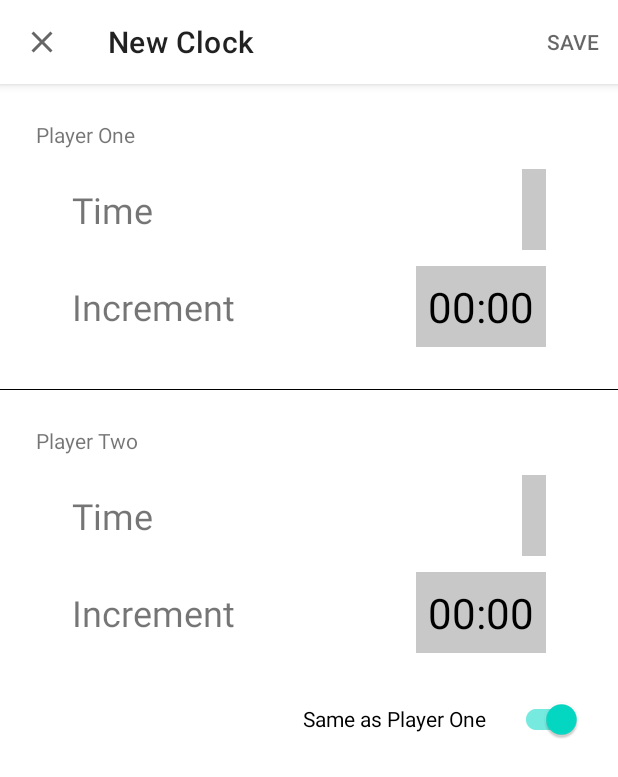
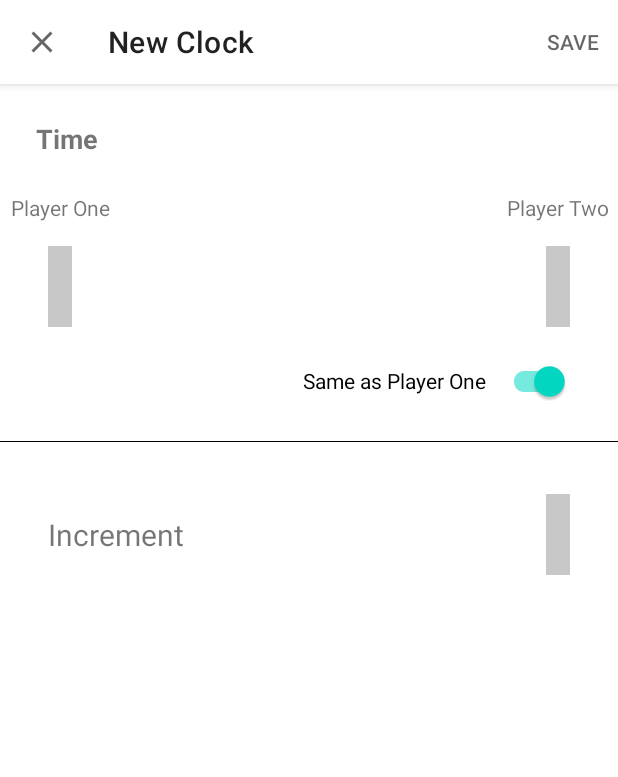
Before and after one commit to olariagamartin/Chess-Clock, an Android app: the CreateEditClockFragment screen opened through its navigation route, on a phone screen of 412 x 824 dp. Shown: the top 777 px of the screen. Run offline under Robolectric (Android 15) with nearby library versions, the phone set to English and light mode, and no system bars; our stand-ins replace Room's generated code; 5 statements that could not run were skipped.

Commit message:
Add/Edit layout design changed. Both player will have the same increment time

```diff
--- a/app/src/main/java/com/themarto/chessclock/create_edit_clock/CreateEditClockFragment.kt
+++ b/app/src/main/java/com/themarto/chessclock/create_edit_clock/CreateEditClockFragment.kt
@@ -36,11 +36,11 @@ class CreateEditClockFragment : Fragment() {
 
         // OBSERVERS
         viewModel.firstPlayerTime.observe(viewLifecycleOwner) {
-            binding.playerOne.time.text = it
+            binding.playerOneTime.text = it
         }
 
         viewModel.secondPlayerTime.observe(viewLifecycleOwner) {
-            binding.playerTwo.time.text = it
+            binding.playerTwoTime.text = it
         }
 
         viewModel.closeFragment.observe(viewLifecycleOwner) {
@@ -67,7 +67,7 @@ class CreateEditClockFragment : Fragment() {
             }
         })
 
-        binding.playerOne.time.setOnClickListener {
+        binding.playerOneTime.setOnClickListener {
             val timePicker = MyTimePicker()
             timePicker.maxValueHour = 10
             timePicker.setOnTimeSetOption("Ok") { h,m,s ->
@@ -77,7 +77,7 @@ class CreateEditClockFragment : Fragment() {
             timePicker.show(parentFragmentManager, "time_picker")
         }
 
-        binding.playerTwo.time.setOnClickListener {
+        binding.playerTwoTime.setOnClickListener {
             val timePicker = MyTimePicker()
             timePicker.maxValueHour = 10
             timePicker.setOnTimeSetOption("Ok") { h,m,s ->
@@ -87,31 +87,18 @@ class CreateEditClockFragment : Fragment() {
             timePicker.show(parentFragmentManager, "time_picker")
         }
 
-        binding.playerOne.increment.setOnClickListener {
+        binding.incrementTime.setOnClickListener {
             val timePicker = MyTimePicker()
             timePicker.includeHours = false
             timePicker.setOnTimeSetOption("Ok") { _,m,s ->
                 // todo: send to view model
-                val timeText = "player one increment $m:$s"
-                Toast.makeText(context, timeText, Toast.LENGTH_SHORT).show()
-            }
-            timePicker.setTitle("Select time")
-            timePicker.show(parentFragmentManager, "time_picker")
-        }
-
-        binding.playerTwo.increment.setOnClickListener {
-            val timePicker = MyTimePicker()
-            timePicker.includeHours = false
-            timePicker.setOnTimeSetOption("Ok") { _,m,s ->
-                // todo: send to view model
-                val timeText = "player two increment $m:$s"
+                val timeText = "increment $m:$s"
                 Toast.makeText(context, timeText, Toast.LENGTH_SHORT).show()
             }
             timePicker.setTitle("Select time")
             timePicker.show(parentFragmentManager, "time_picker")
         }
         //....
-
 
         return binding.root
     }
--- a/app/src/main/res/layout/fragment_create_edit_clock.xml
+++ b/app/src/main/res/layout/fragment_create_edit_clock.xml
@@ -25,67 +25,111 @@
         app:layout_behavior="com.google.android.material.appbar.AppBarLayout$ScrollingViewBehavior">
 
         <TextView
-            android:id="@+id/player_one_header"
+            android:id="@+id/time_header"
+            android:layout_width="match_parent"
+            android:layout_height="wrap_content"
+            android:layout_margin="24dp"
+            android:text="@string/time_label"
+            android:textSize="18sp"
+            android:textStyle="bold"
+            app:layout_constraintStart_toStartOf="parent"
+            app:layout_constraintEnd_toEndOf="parent"
+            app:layout_constraintTop_toTopOf="parent"/>
+
+        <TextView
+            android:id="@+id/player_one_label"
             android:layout_width="wrap_content"
             android:layout_height="wrap_content"
+            android:layout_marginTop="24dp"
             android:text="@string/player_one_label"
-            android:layout_marginStart="24dp"
+            app:layout_constraintEnd_toEndOf="@+id/player_one_time"
+            app:layout_constraintStart_toStartOf="@+id/player_one_time"
+            app:layout_constraintTop_toBottomOf="@id/time_header" />
+
+        <TextView
+            android:id="@+id/player_two_label"
+            android:layout_width="wrap_content"
+            android:layout_height="wrap_content"
             android:layout_marginTop="24dp"
+            android:text="@string/player_two_label"
+            app:layout_constraintEnd_toEndOf="@+id/player_two_time"
+            app:layout_constraintStart_toStartOf="@+id/player_two_time"
+            app:layout_constraintTop_toBottomOf="@id/time_header" />
+
+        <TextView
+                android:id="@+id/player_one_time"
+            android:layout_width="wrap_content"
+            android:layout_height="wrap_content"
+            android:layout_marginStart="32dp"
+            android:layout_marginTop="16dp"
+            android:background="@color/cardview_shadow_start_color"
+            android:gravity="end"
+            android:padding="8dp"
+            android:textColor="@color/black"
+            android:textSize="28sp"
             app:layout_constraintStart_toStartOf="parent"
-            app:layout_constraintTop_toTopOf="parent" />
+            app:layout_constraintTop_toBottomOf="@id/player_one_label"
+            tools:text="05:00"/>
 
-        <LinearLayout
-            android:id="@+id/player_one_container"
-            android:layout_width="match_parent"
+        <TextView
+            android:id="@+id/player_two_time"
+            android:layout_width="wrap_content"
             android:layout_height="wrap_content"
-            android:layout_marginHorizontal="24dp"
-            app:layout_constraintTop_toBottomOf="@id/player_one_header">
-            <include
-                android:id="@+id/player_one"
-                layout="@layout/clock_time_increment" />
-        </LinearLayout>
+            android:layout_marginEnd="32dp"
+            android:layout_marginTop="16dp"
+            android:background="@color/cardview_shadow_start_color"
+            android:gravity="end"
+            android:padding="8dp"
+            android:textColor="@color/black"
+            android:textSize="28sp"
+            app:layout_constraintEnd_toEndOf="parent"
+            app:layout_constraintTop_toBottomOf="@id/player_two_label"
+            tools:text="05:00"/>
 
+
+        <TextView
+            android:id="@+id/increment_label"
+            android:layout_width="wrap_content"
+            android:layout_height="wrap_content"
+            android:layout_marginStart="32dp"
+            android:layout_marginTop="48dp"
+            android:text="@string/increment_label"
+            android:textSize="20sp"
+            app:layout_constraintStart_toStartOf="parent"
+            app:layout_constraintTop_toBottomOf="@id/divider" />
+
+        <TextView
+            android:id="@+id/increment_time"
+            android:layout_width="wrap_content"
+            android:layout_height="wrap_content"
+            android:background="@color/cardview_shadow_start_color"
+            android:gravity="end"
+            android:padding="8dp"
+            android:textColor="@color/black"
+            android:textSize="28sp"
+            app:layout_constraintBottom_toBottomOf="@+id/increment_label"
+            app:layout_constraintEnd_toEndOf="@+id/player_two_time"
+            app:layout_constraintTop_toTopOf="@+id/increment_label"
+            tools:text="00:00" />
 
         <View
             android:id="@+id/divider"
             android:layout_width="match_parent"
             android:layout_height="0.5dp"
             android:background="@color/black"
-            android:layout_marginTop="12dp"
-            app:layout_constraintTop_toBottomOf="@id/player_one_container" />
-
-        <TextView
-            android:id="@+id/player_two_header"
-            android:layout_width="wrap_content"
-            android:layout_height="wrap_content"
-            android:layout_marginTop="24dp"
-            android:layout_marginStart="24dp"
-            android:text="@string/player_two_label"
-            app:layout_constraintStart_toStartOf="parent"
-            app:layout_constraintTop_toBottomOf="@+id/divider" />
-
-        <LinearLayout
-            android:id="@+id/player_two_container"
-            android:layout_width="match_parent"
-            android:layout_height="wrap_content"
-            android:layout_marginHorizontal="24dp"
-            app:layout_constraintTop_toBottomOf="@id/player_two_header">
-            <include
-                android:id="@+id/player_two"
-                layout="@layout/clock_time_increment" />
-        </LinearLayout>
+            android:layout_marginTop="16dp"
+            app:layout_constraintTop_toBottomOf="@id/same_time_switch"/>
 
         <com.google.android.material.switchmaterial.SwitchMaterial
             android:id="@+id/same_time_switch"
             android:layout_width="wrap_content"
             android:layout_height="wrap_content"
-            app:switchPadding="16dp"
+            android:layout_marginTop="12dp"
             android:checked="true"
+            app:layout_constraintEnd_toEndOf="@+id/player_two_time"
             android:text="@string/same_times_switch"
-            android:layout_marginHorizontal="24dp"
-            android:layout_marginTop="4dp"
-            app:layout_constraintEnd_toEndOf="parent"
-            app:layout_constraintTop_toBottomOf="@+id/player_two_container" />
+            app:layout_constraintTop_toBottomOf="@+id/player_two_time"
+            app:switchPadding="8dp" />
 
     </androidx.constraintlayout.widget.ConstraintLayout>
 
```
